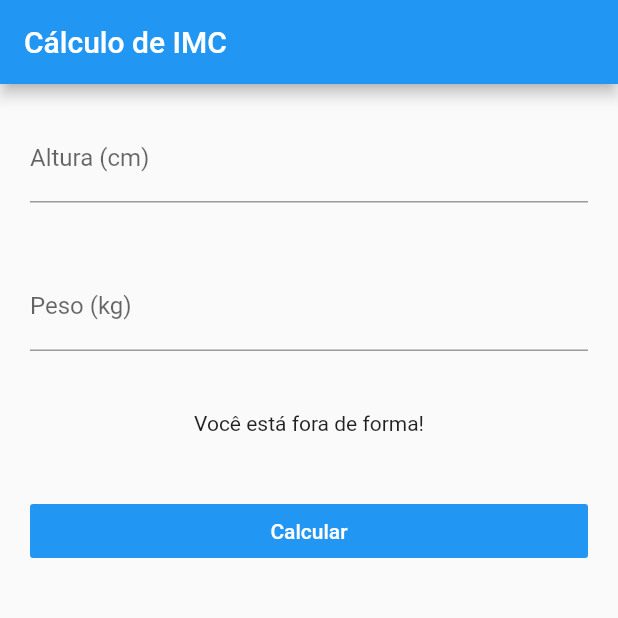
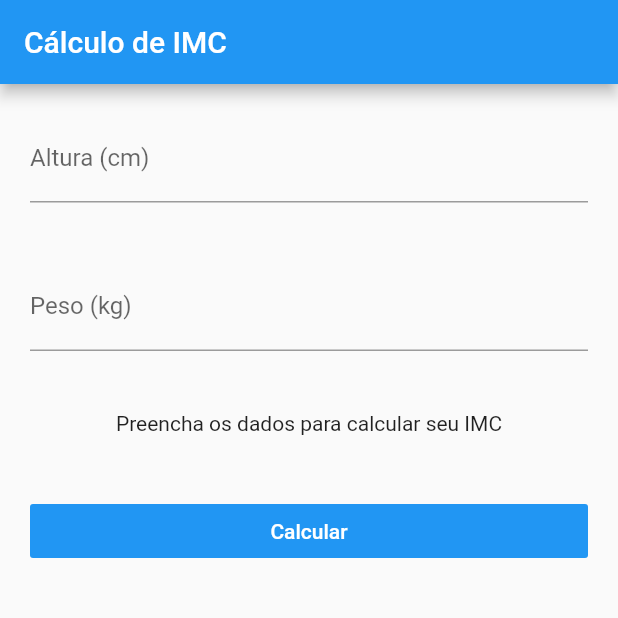
Before and after one commit to westefns-souza/imc, a Flutter app: the screen it shows after launch, after a tap on "Calcular", on a phone screen of 412 x 824 dp, the top half of it. Run offline on Flutter 3.47's test engine with Material 2 defaults, Android fonts, the phone set to English and light mode, and no system bars; our stand-ins replace flutter_masked_text.

Commit message:
Aula Utilizando o BLoC

```diff
--- a/lib/blocs/imc.bloc.dart
+++ b/lib/blocs/imc.bloc.dart
@@ -3,10 +3,10 @@ import 'package:flutter_masked_text/flutter_masked_text.dart';
 class ImcBloc {
   var heightCtrl = new MaskedTextController(mask: '000');
   var weightCtrl = new MaskedTextController(mask: '000');
-  var result = "Preencha od dados para calcular seu IMC";
+  var result = "Preencha os dados para calcular seu IMC";
 
   calculate() {
-    double height = double.parse(heightCtrl.text);
+    double height = double.parse(heightCtrl.text) / 100;
     double weight = double.parse(weightCtrl.text);
     double imc = weight / (height * height);
 
--- a/lib/ui/android/pages/home.page.dart
+++ b/lib/ui/android/pages/home.page.dart
@@ -1,4 +1,5 @@
 import 'package:flutter/material.dart';
+import 'package:imc/blocs/imc.bloc.dart';
 
 class HomePage extends StatefulWidget {
   @override
@@ -6,6 +7,8 @@ class HomePage extends StatefulWidget {
 }
 
 class _HomePageState extends State<HomePage> {
+  var bloc = new ImcBloc();
+
   @override
   Widget build(BuildContext context) {
     return Scaffold(
@@ -21,6 +24,7 @@ class _HomePageState extends State<HomePage> {
                 labelText: "Altura (cm)",
               ),
               keyboardType: TextInputType.number,
+              controller: bloc.heightCtrl,
             ),
           ),
           Padding(
@@ -30,12 +34,13 @@ class _HomePageState extends State<HomePage> {
                 labelText: "Peso (kg)",
               ),
               keyboardType: TextInputType.number,
+              controller: bloc.weightCtrl,
             ),
           ),
           Padding(
             padding: EdgeInsets.all(20),
             child: Text(
-              "Você está fora de forma!",
+              bloc.result,
               textAlign: TextAlign.center,
             ),
           ),
@@ -49,7 +54,11 @@ class _HomePageState extends State<HomePage> {
                   color: Colors.white,
                 ),
               ),
-              onPressed: () {},
+              onPressed: () {
+                setState(() {
+                  bloc.calculate();
+                });
+              },
             ),
           ),
         ],
```
Also changed, not shown: lib/ui/ios/pages/home.page.dart (+11 -2 lines).
